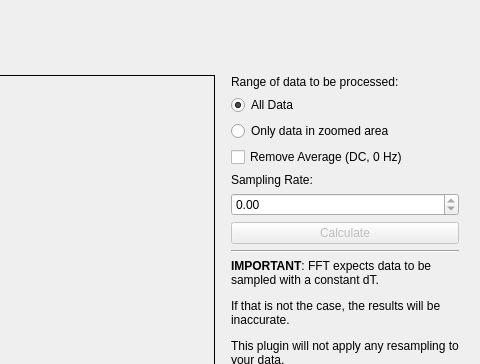
Before: the Qt Designer form plotjuggler_plugins/ToolboxFFT/toolbox_FFT.ui in debait01/PlotJuggler, drawn with Qt 5; both pictures show x 599 to 1079 and y 0 to 364 of the 1079 by 756 pixel window.
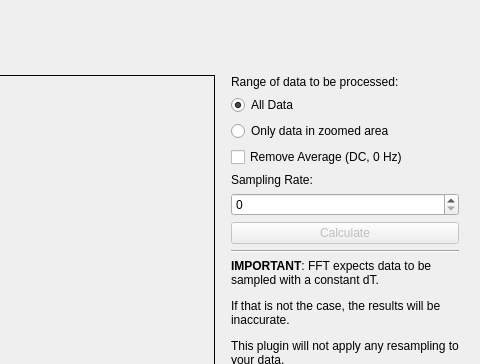
After: the same form once the commit is applied.

Commit message: use QDoubleSpinBox for sr input

```diff
--- a/plotjuggler_plugins/ToolboxFFT/toolbox_FFT.ui
+++ b/plotjuggler_plugins/ToolboxFFT/toolbox_FFT.ui
@@ -154,12 +154,12 @@
         </widget>
        </item>
        <item>
-        <widget class="QDoubleSpinBox" name="samplingRate">
+        <widget class="QSpinBox" name="samplingRate">
          <property name="value">
           <number>1.0</number>
          </property>
          <property name="maximum">
-          <number>9999999.9</number>
+          <number>2147483647</number>
          </property>
         </widget>
        </item>
```
The commit also changes 1 other file.
